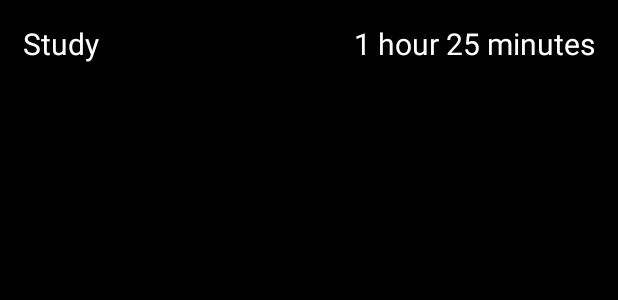
After one commit to KhussanAminzhanov/PomodoroTimer, an Android app: the layout recyclerview_label_item.xml on its own in the app's theme, with its tools: preview values and no code run, on a phone screen of 412 x 824 dp. The commit adds this screen. Shown: the top 300 px of the screen. Run offline under Robolectric (Android 15) with nearby library versions, the phone set to English and light mode, and no system bars.

Commit message:
add Label Database

```diff
--- a/app/src/main/AndroidManifest.xml
+++ b/app/src/main/AndroidManifest.xml
@@ -3,6 +3,7 @@
     package="com.whitedot.pomodoro_timer">
 
     <application
+        android:name=".App"
         android:allowBackup="true"
         android:icon="@mipmap/ic_launcher"
         android:label="@string/app_name"
--- /dev/null
+++ b/app/src/main/res/drawable/ic_baseline_add_24.xml
@@ -0,0 +1,5 @@
+<vector android:height="24dp" android:tint="#DDDDDD"
+    android:viewportHeight="24" android:viewportWidth="24"
+    android:width="24dp" xmlns:android="http://schemas.android.com/apk/res/android">
+    <path android:fillColor="@color/white" android:pathData="M19,13h-6v6h-2v-6H5v-2h6V5h2v6h6v2z"/>
+</vector>
--- /dev/null
+++ b/app/src/main/res/layout/recyclerview_label_item.xml
@@ -0,0 +1,30 @@
+<?xml version="1.0" encoding="utf-8"?>
+<androidx.constraintlayout.widget.ConstraintLayout xmlns:android="http://schemas.android.com/apk/res/android"
+    xmlns:app="http://schemas.android.com/apk/res-auto"
+    xmlns:tools="http://schemas.android.com/tools"
+    android:layout_width="match_parent"
+    android:layout_height="match_parent"
+    android:background="@color/black"
+    android:padding="15dp">
+
+    <TextView
+        android:id="@+id/recyclerview_item_label_name"
+        android:layout_width="wrap_content"
+        android:layout_height="wrap_content"
+        android:text="@string/label_study"
+        android:textColor="@color/white"
+        android:textSize="20sp"
+        app:layout_constraintStart_toStartOf="parent"
+        app:layout_constraintTop_toTopOf="parent" />
+
+    <TextView
+        android:id="@+id/recyclerview_item_label_total_time"
+        android:layout_width="wrap_content"
+        android:layout_height="wrap_content"
+        android:textColor="@color/white"
+        android:textSize="20sp"
+        app:layout_constraintEnd_toEndOf="parent"
+        app:layout_constraintTop_toTopOf="parent"
+        tools:text="1 hour 25 minutes" />
+
+</androidx.constraintlayout.widget.ConstraintLayout>
--- a/app/src/main/res/values/strings.xml
+++ b/app/src/main/res/values/strings.xml
@@ -5,4 +5,5 @@
     <string name="play_button">Play</string>
     <string name="label_work">Work</string>
     <string name="label_study">Study</string>
+    <string name="add_label">Add Label</string>
 </resources>
```
Also changed, not shown: app/src/main/java/com/whitedot/pomodoro_timer/App.kt (added, +15 -0 lines), app/src/main/java/com/whitedot/pomodoro_timer/LabelFragment.kt (+11 -1 lines), app/src/main/java/com/whitedot/pomodoro_timer/LabelListAdapter.kt (added, +48 -0 lines), app/src/main/java/com/whitedot/pomodoro_timer/MainViewModel.kt (+0 -17 lines), app/src/main/java/com/whitedot/pomodoro_timer/TimerFragment.kt (+9 -24 lines), app/src/main/java/com/whitedot/pomodoro_timer/data/Label.kt (added, +10 -0 lines), app/src/main/java/com/whitedot/pomodoro_timer/data/LabelDao.kt (added, +20 -0 lines), app/src/main/java/com/whitedot/pomodoro_timer/data/LabelRepository.kt (added, +14 -0 lines), app/src/main/java/com/whitedot/pomodoro_timer/data/LabelRoomDatabase.kt (added, +56 -0 lines), app/src/main/java/com/whitedot/pomodoro_timer/data/LabelViewModel.kt (added, +24 -0 lines), app/src/main/res/layout/fragment_label.xml (+24 -3 lines).
